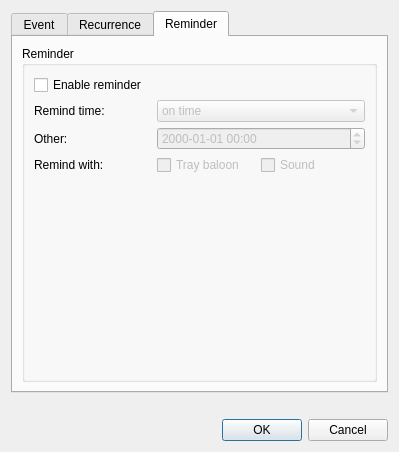
Qt form src/addevent.ui (BackupTheBerlios/tinyorganizer) before a commit.
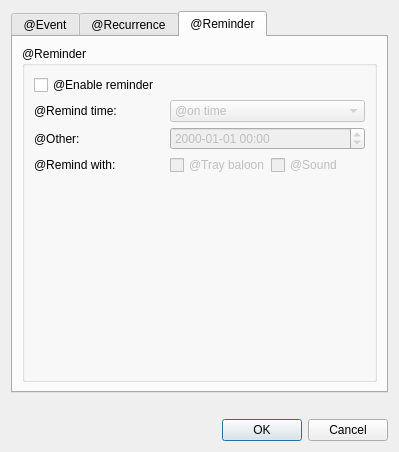
The same form after that commit. The open tabs and pages were chosen to show the change.

```diff
--- a/src/addevent.ui
+++ b/src/addevent.ui
@@ -21,7 +21,7 @@
      </property>
      <widget class="QWidget" name="tab">
       <attribute name="title">
-       <string>Event</string>
+       <string>@Event</string>
       </attribute>
       <layout class="QVBoxLayout" name="verticalLayout_2">
        <item>
@@ -173,7 +173,7 @@
      </widget>
      <widget class="QWidget" name="tab_2">
       <attribute name="title">
-       <string>Recurrence</string>
+       <string>@Recurrence</string>
       </attribute>
       <layout class="QVBoxLayout" name="verticalLayout_4">
        <item>
@@ -318,7 +318,7 @@
      </widget>
      <widget class="QWidget" name="tab_3">
       <attribute name="title">
-       <string>Reminder</string>
+       <string>@Reminder</string>
       </attribute>
       <layout class="QVBoxLayout" name="verticalLayout_5">
        <item>
@@ -330,7 +330,7 @@
           <bool>false</bool>
          </property>
          <property name="title">
-          <string>Reminder</string>
+          <string>@Reminder</string>
          </property>
          <layout class="QFormLayout" name="formLayout_4">
           <property name="fieldGrowthPolicy">
@@ -345,7 +345,7 @@
           <item row="1" column="0">
            <widget class="QCheckBox" name="checkReminder">
             <property name="text">
-             <string>Enable reminder</string>
+             <string>@Enable reminder</string>
             </property>
            </widget>
           </item>
@@ -365,7 +365,7 @@
           <item row="2" column="0">
            <widget class="QLabel" name="label">
             <property name="text">
-             <string>Remind time:</string>
+             <string>@Remind time:</string>
             </property>
             <property name="buddy">
              <cstring>comboRemind</cstring>
@@ -382,7 +382,7 @@
             </property>
             <item>
              <property name="text">
-              <string>on time</string>
+              <string>@on time</string>
              </property>
             </item>
             <item>
@@ -415,7 +415,7 @@
           <item row="3" column="0">
            <widget class="QLabel" name="label_4">
             <property name="text">
-             <string>Other:</string>
+             <string>@Other:</string>
             </property>
             <property name="buddy">
              <cstring>editRemindOther</cstring>
@@ -435,7 +435,7 @@
           <item row="4" column="0">
            <widget class="QLabel" name="label_6">
             <property name="text">
-             <string>Remind with:</string>
+             <string>@Remind with:</string>
             </property>
             <property name="buddy">
              <cstring>checkTray</cstring>
@@ -450,7 +450,7 @@
                <bool>false</bool>
               </property>
               <property name="text">
-               <string>Tray baloon</string>
+               <string>@Tray baloon</string>
               </property>
              </widget>
             </item>
@@ -460,7 +460,7 @@
                <bool>false</bool>
               </property>
               <property name="text">
-               <string>Sound</string>
+               <string>@Sound</string>
               </property>
              </widget>
             </item>
```
Left out of the diff: 48 changed lines with no effect on the pictures.
